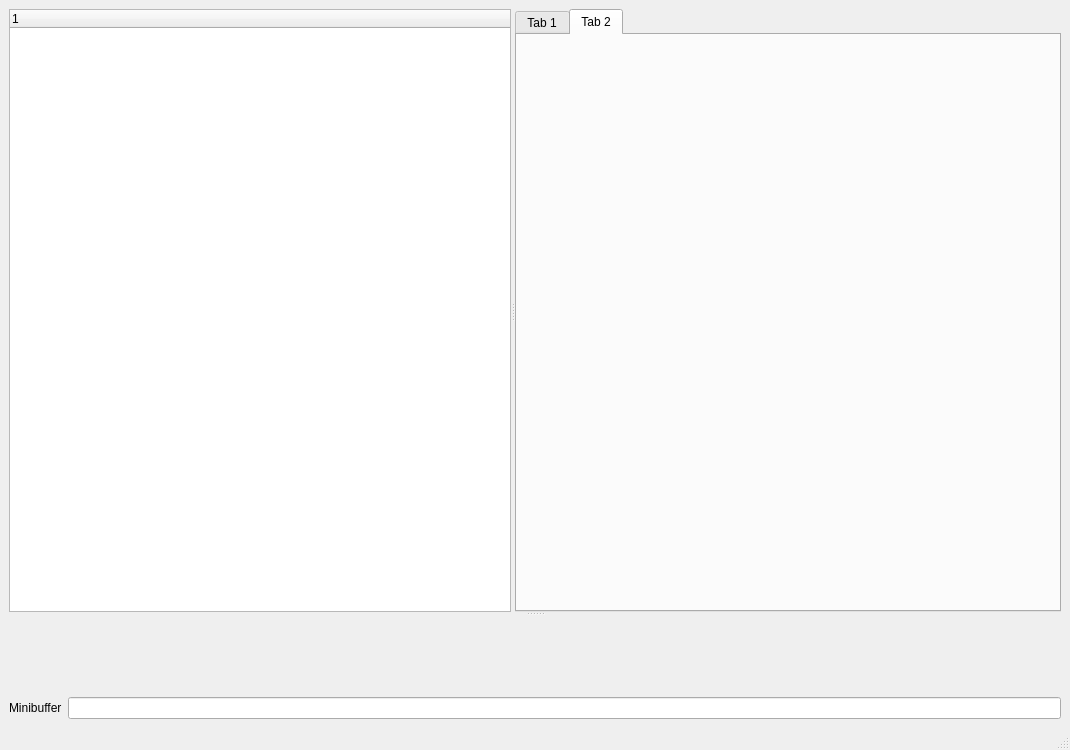
leo-editor/leo-editor, file leo/plugins/qt_main.ui: the form before one commit.
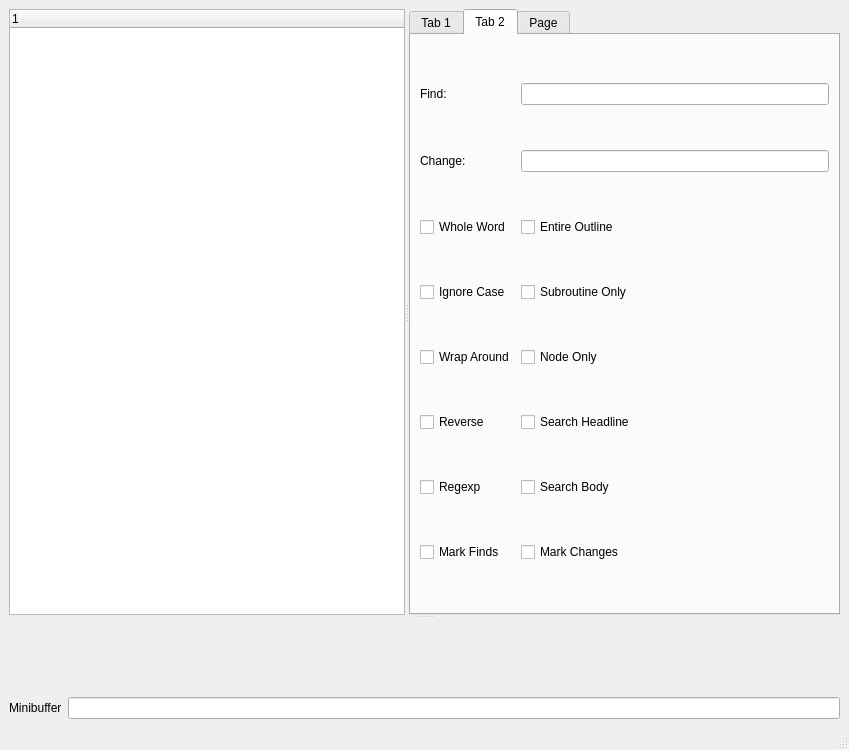
The form after the commit. The open tabs and pages were chosen to show the change. Custom widgets are drawn as their Qt base class.

Commit message: generate ui for find widget

```diff
--- a/leo/plugins/qt_main.ui
+++ b/leo/plugins/qt_main.ui
@@ -5,7 +5,7 @@
    <rect>
     <x>0</x>
     <y>0</y>
-    <width>1070</width>
+    <width>849</width>
     <height>750</height>
    </rect>
   </property>
@@ -50,6 +50,117 @@
            <attribute name="title" >
             <string>Tab 2</string>
            </attribute>
+           <layout class="QGridLayout" name="gridLayout" >
+            <item row="0" column="1" >
+             <widget class="QLineEdit" name="findPattern" />
+            </item>
+            <item row="1" column="1" >
+             <widget class="QLineEdit" name="findChange" />
+            </item>
+            <item row="2" column="0" >
+             <widget class="QCheckBox" name="checkBoxWholeWord" >
+              <property name="text" >
+               <string>Whole Word</string>
+              </property>
+             </widget>
+            </item>
+            <item row="2" column="1" >
+             <widget class="QCheckBox" name="checkBoxEntireOutline" >
+              <property name="text" >
+               <string>Entire Outline</string>
+              </property>
+             </widget>
+            </item>
+            <item row="3" column="0" >
+             <widget class="QCheckBox" name="checkBoxIgnoreCase" >
+              <property name="text" >
+               <string>Ignore Case</string>
+              </property>
+             </widget>
+            </item>
+            <item row="3" column="1" >
+             <widget class="QCheckBox" name="checkBoxSubroutineOnly" >
+              <property name="text" >
+               <string>Subroutine Only</string>
+              </property>
+             </widget>
+            </item>
+            <item row="4" column="0" >
+             <widget class="QCheckBox" name="checkBoxWrapAround" >
+              <property name="text" >
+               <string>Wrap Around</string>
+              </property>
+             </widget>
+            </item>
+            <item row="4" column="1" >
+             <widget class="QCheckBox" name="checkBoxNodeOnly" >
+              <property name="text" >
+               <string>Node Only</string>
+              </property>
+             </widget>
+            </item>
+            <item row="5" column="0" >
+             <widget class="QCheckBox" name="checkBoxReverse" >
+              <property name="text" >
+               <string>Reverse</string>
+              </property>
+             </widget>
+            </item>
+            <item row="5" column="1" >
+             <widget class="QCheckBox" name="checkBoxSearchHeadline" >
+              <property name="text" >
+               <string>Search Headline</string>
+              </property>
+             </widget>
+            </item>
+            <item row="6" column="0" >
+             <widget class="QCheckBox" name="checkBoxRexexp" >
+              <property name="text" >
+               <string>Regexp</string>
+              </property>
+             </widget>
+            </item>
+            <item row="6" column="1" >
+             <widget class="QCheckBox" name="checkBoxSearchBody" >
+              <property name="text" >
+               <string>Search Body</string>
+              </property>
+             </widget>
+            </item>
+            <item row="7" column="0" >
+             <widget class="QCheckBox" name="checkBoxMarkFinds" >
+              <property name="text" >
+               <string>Mark Finds</string>
+              </property>
+             </widget>
+            </item>
+            <item row="7" column="1" >
+             <widget class="QCheckBox" name="checkBoxMarkChanges" >
+              <property name="text" >
+               <string>Mark Changes</string>
+              </property>
+             </widget>
+            </item>
+            <item row="0" column="0" >
+             <widget class="QLabel" name="label_2" >
+              <property name="text" >
+               <string>Find:</string>
+              </property>
+             </widget>
+            </item>
+            <item row="1" column="0" >
+             <widget class="QLabel" name="label_3" >
+              <property name="text" >
+               <string>Change:</string>
+              </property>
+             </widget>
+            </item>
+           </layout>
+          </widget>
+          <widget class="QWidget" name="tab_3" >
+           <attribute name="title" >
+            <string>Page</string>
+           </attribute>
           </widget>
          </widget>
         </widget>
```
Left out of the diff: 2 changed lines with no effect on the pictures. The commit also changes 1 other file.
